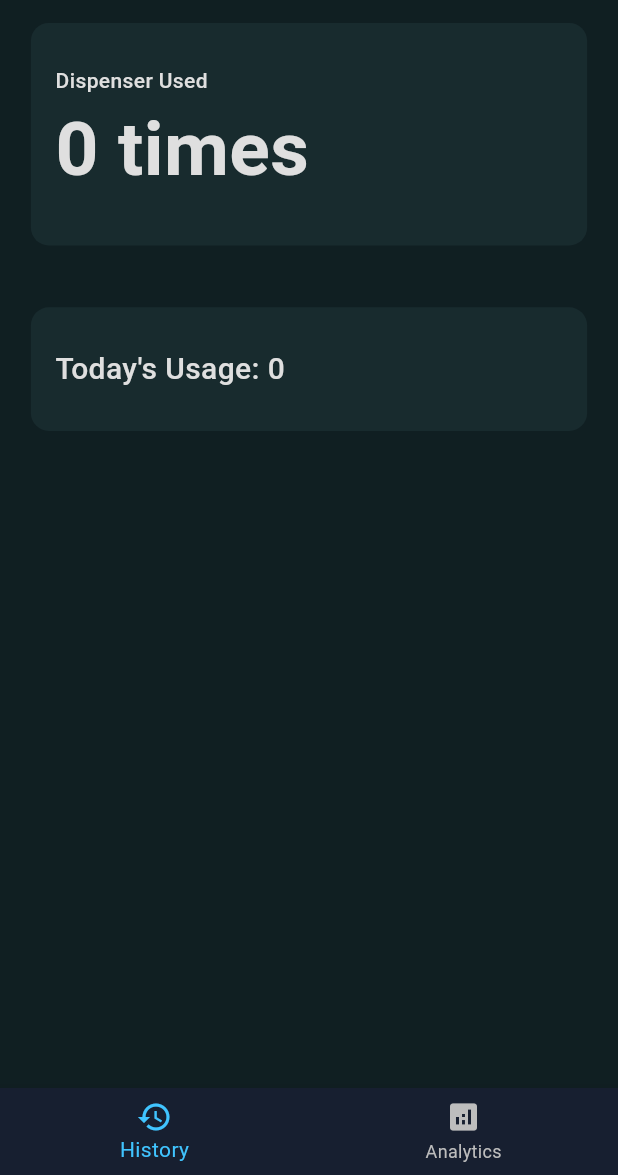
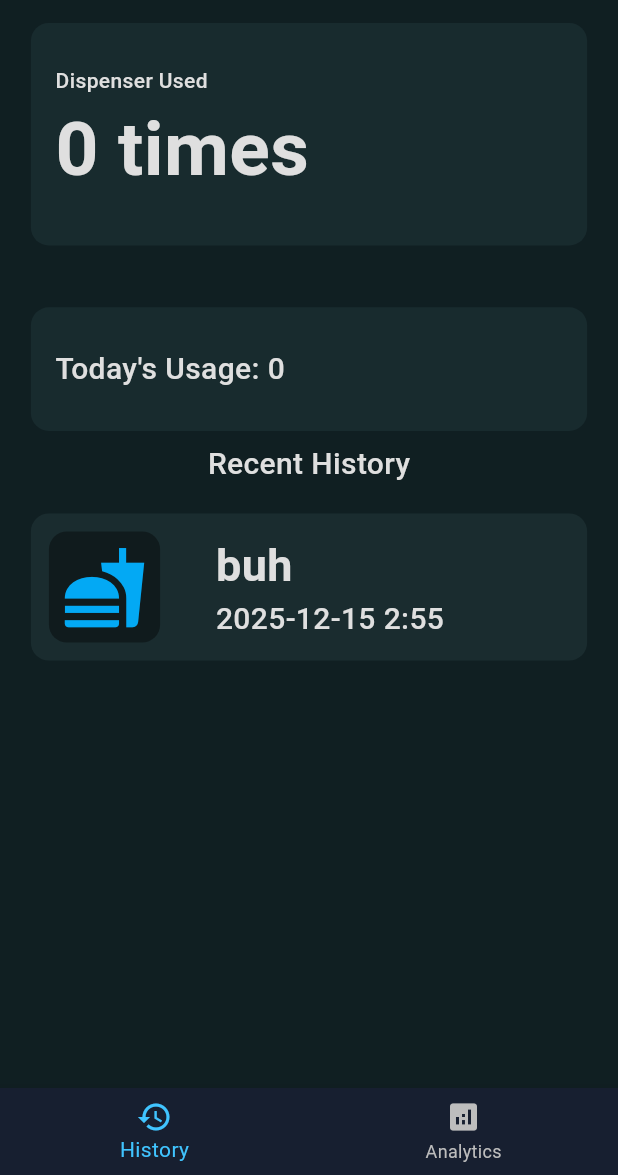
Before and after one commit to Josh-needs-help/snack_dispenser_app, a Flutter app: the screen it shows after launch, on a phone screen of 412 x 824 dp, the part 61-1236 px from its top. Run offline on Flutter 3.47's test engine with Material 3 defaults, Android fonts, the phone set to English and light mode, and no system bars; drawn by our look-alikes of auto_size_text.

Commit message:
added placeholder history.

```diff
--- /dev/null
+++ b/lib/Components/HistoryTile.dart
@@ -0,0 +1,69 @@
+import 'package:flutter/material.dart';
+import 'package:snack_dispenser_app/Components/AutoScaleText.dart';
+import 'package:snack_dispenser_app/Models/HistoryEntry.dart';
+
+class HistoryTile extends StatelessWidget {
+  final HistoryEntry entry;
+  final double width;
+  final double height;
+  const HistoryTile({
+    super.key,
+    required this.entry,
+    required this.width,
+    required this.height,
+  });
+
+  @override
+  Widget build(BuildContext context) {
+    print("${entry.year}");
+    return Container(
+      width: width,
+      padding: const EdgeInsets.all(12),
+      decoration: BoxDecoration(
+        color: const Color(0xFF1A2C2F),
+        borderRadius: BorderRadius.circular(12),
+      ),
+      child: Row(
+        crossAxisAlignment: CrossAxisAlignment.center,
+        children: [
+          Container(
+            width: height * 0.9,
+            height: height * 0.9,
+            decoration: BoxDecoration(
+              color: Colors.black38,
+              borderRadius: BorderRadius.circular(12),
+            ),
+            child: Icon(
+              Icons.fastfood,
+              color: Colors.lightBlue,
+              size: height * 0.7,
+            ),
+          ),
+          SizedBox(width: width * 0.1),
+          Expanded(
+            child: Column(
+              crossAxisAlignment: CrossAxisAlignment.start,
+              mainAxisSize: MainAxisSize.min,
+              children: [
+                AutoScaleText(
+                  text: entry.name,
+                  align: TextAlign.start,
+                  maxLines: 1,
+                  bold: true,
+                  maxSize: 30,
+                ),
+                AutoScaleText(
+                  align: TextAlign.start,
+                  text:
+                      "${entry.year}-${entry.month}-${entry.day} ${entry.hour}:${entry.minute}",
+                  maxLines: 1,
+                  maxSize: 20,
+                ),
+              ],
+            ),
+          ),
+        ],
+      ),
+    );
+  }
+}
--- /dev/null
+++ b/lib/Models/HistoryEntry.dart
@@ -0,0 +1,17 @@
+class HistoryEntry {
+  int year;
+  int month;
+  int day;
+  int hour;
+  int minute;
+  String name;
+
+  HistoryEntry({
+    required this.year,
+    required this.month,
+    required this.day,
+    required this.hour,
+    required this.minute,
+    required this.name
+  });
+}
--- a/lib/Pages/HistoryPage.dart
+++ b/lib/Pages/HistoryPage.dart
@@ -1,6 +1,8 @@
 import 'package:flutter/material.dart';
 import 'package:snack_dispenser_app/Components/AutoScaleText.dart';
+import 'package:snack_dispenser_app/Components/HistoryTile.dart';
 import 'package:snack_dispenser_app/Components/StaticContainer.dart';
+import 'package:snack_dispenser_app/Models/HistoryEntry.dart';
 import 'package:snack_dispenser_app/Pages/PageTheme.dart';
 
 class HistoryPage extends StatefulWidget {
@@ -12,7 +14,10 @@ class HistoryPage extends StatefulWidget {
 
 class _HistoryPageState extends State<HistoryPage> {
   late int dispenserUses = 0; //placeholder
-  late int dispenserUsesToday = 0;//placeholder
+  late int dispenserUsesToday = 0; //placeholder
+  List<HistoryEntry> historyList = [
+    HistoryEntry(year: 2025, month: 12, day: 15, hour: 2, minute: 55, name: "buh"),
+  ];
   @override
   void initState() {
     super.initState();
@@ -55,7 +60,7 @@ class _HistoryPageState extends State<HistoryPage> {
               ),
             ),
           ),
-          SizedBox(height:MediaQuery.of(context).size.height * 0.05,),
+          SizedBox(height: MediaQuery.of(context).size.height * 0.05),
           Center(
             child: StaticContainer(
               padding: padding,
@@ -76,7 +81,32 @@ class _HistoryPageState extends State<HistoryPage> {
               ),
             ),
           ),
-          //next thing to work on. Listview.
+          Padding(
+            padding: const EdgeInsets.all(8.0),
+            child: AutoScaleText(
+              text: "Recent History",
+              maxSize: 20,
+              align: TextAlign.start,
+            ),
+          ),
+          Expanded(
+            child: ListView.builder(
+              itemCount: historyList.length,
+              itemBuilder: (context, index) {
+                final entry = historyList[index];
+                return Column(
+                  children: [
+                    SizedBox(height: 10),
+                    HistoryTile(
+                      entry: entry,
+                      width: MediaQuery.of(context).size.width * 0.9,
+                      height: MediaQuery.of(context).size.height * 0.1,
+                    ),
+                  ],
+                );
+              },
+            ),
+          ),
         ],
       ),
     );
```
Also changed, not shown: pubspec.lock.
